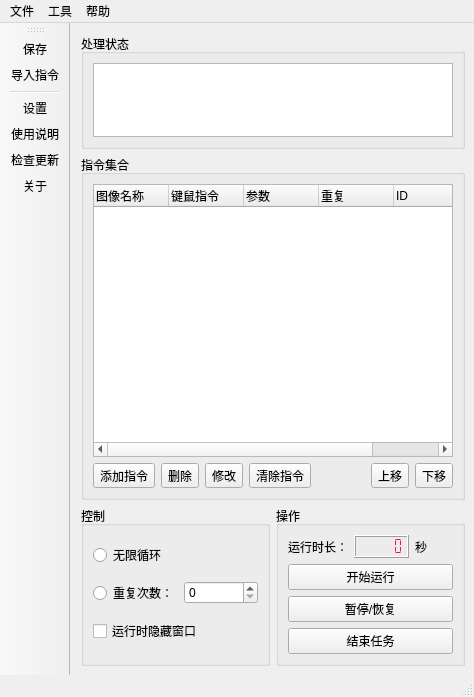
FsterThanLight/Clicker, file 窗体/mainwindow.ui: the form before one commit.
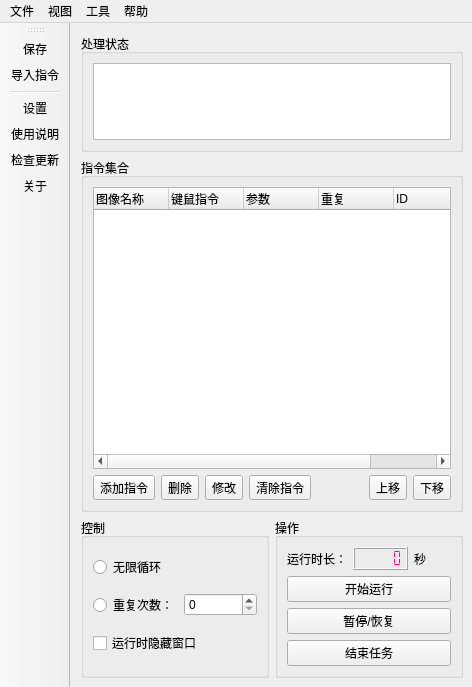
The form after the commit. Icons and pictures are not drawn.

What changed in the file:
```diff
--- a/窗体/mainwindow.ui
+++ b/窗体/mainwindow.ui
@@ -6,8 +6,8 @@
    <rect>
     <x>0</x>
     <y>0</y>
-    <width>474</width>
-    <height>697</height>
+    <width>472</width>
+    <height>687</height>
    </rect>
   </property>
   <property name="windowTitle">
@@ -388,7 +388,7 @@
     <rect>
      <x>0</x>
      <y>0</y>
-     <width>474</width>
+     <width>472</width>
      <height>26</height>
     </rect>
    </property>
@@ -413,11 +413,17 @@
     </property>
     <addaction name="actions_2"/>
    </widget>
+   <widget class="QMenu" name="menu_3">
+    <property name="title">
+     <string>视图</string>
+    </property>
+    <addaction name="actiong"/>
+   </widget>
    <addaction name="menu"/>
+   <addaction name="menu_3"/>
    <addaction name="menu_4"/>
    <addaction name="menu_2"/>
   </widget>
-  <widget class="QStatusBar" name="statusbar"/>
   <widget class="QToolBar" name="toolBar">
    <property name="windowTitle">
     <string>toolBar</string>
```
Left out of the diff: 5 changed lines with no effect on the pictures.
